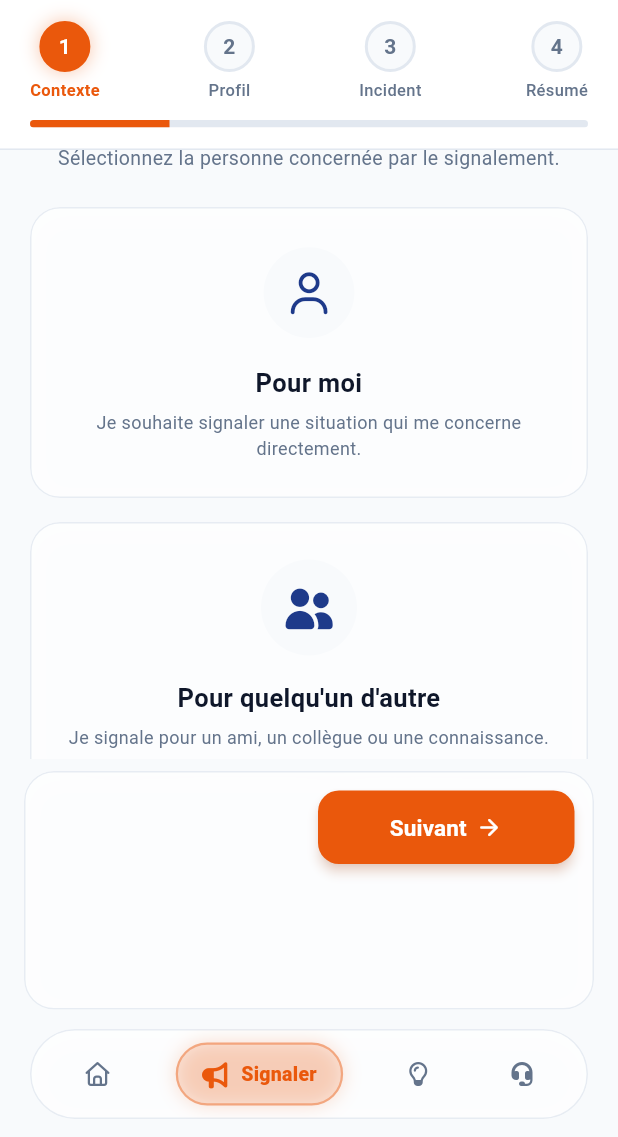
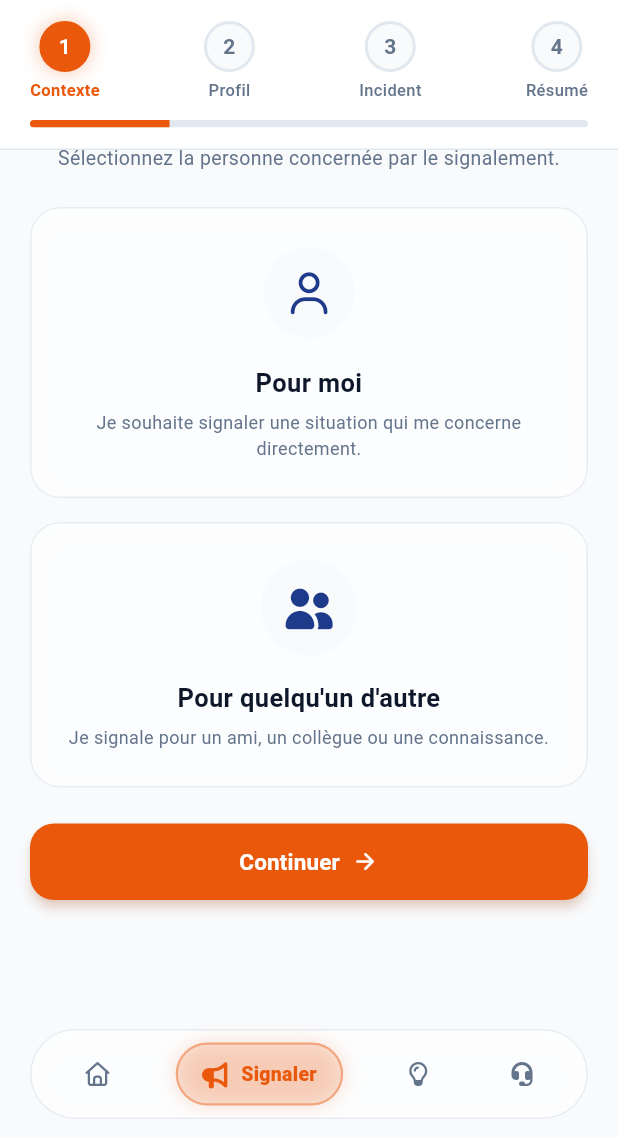
Before and after one commit to sayouba2/emc_helpline, a Flutter app: the screen it shows after launch, item 2 of the bottom bar chosen, scrolled down 63 dp, on a phone screen of 412 x 824 dp, the part 99-1236 px from its top. Run offline on Flutter 3.47's test engine with Material 3 defaults, Android fonts, the phone set to English and light mode, and no system bars; our stand-ins replace font_awesome_flutter, image_picker.

Commit message:
fix(ui): remove enclosing card from action buttons, center Continuer button on step 1, and lower action bar position

```diff
--- a/lib/views/reporting/reporting_wizard_screen.dart
+++ b/lib/views/reporting/reporting_wizard_screen.dart
@@ -5,7 +5,6 @@ import '../../core/constants/app_text_styles.dart';
 import '../../providers/report_provider.dart';
 import '../../providers/theme_provider.dart';
 import '../components/animated_indexed_stack.dart';
-import '../components/glass_container.dart';
 import '../components/stepper_widget.dart';
 import 'report_success_screen.dart';
 import 'steps/step1_who_screen.dart';
@@ -81,29 +80,64 @@ class _ReportingWizardScreenState extends State<ReportingWizardScreen> {
             ),
           ),
 
-          // Bottom Action Bar (Précédent / Suivant / Envoyer)
+          // Bottom Action Bar (Direct buttons without enclosing card)
           Padding(
-            padding: const EdgeInsets.only(left: 16, right: 16, bottom: 85, top: 8),
-            child: GlassContainer(
-              isDarkMode: isDark,
-              padding: const EdgeInsets.all(12),
-              borderRadius: BorderRadius.circular(20),
+            padding: const EdgeInsets.only(left: 20, right: 20, bottom: 74, top: 4),
             child: SafeArea(
               top: false,
+              child: subStep == 0
+                  ? // Step 1: Single Centered "Continuer" Button
+                  SizedBox(
+                      width: double.infinity,
+                      child: ElevatedButton(
+                        style: ElevatedButton.styleFrom(
+                          backgroundColor: AppColors.primaryOrange,
+                          foregroundColor: Colors.white,
+                          padding: const EdgeInsets.symmetric(vertical: 15),
+                          shape: RoundedRectangleBorder(
+                            borderRadius: BorderRadius.circular(16),
+                          ),
+                          elevation: 3,
+                          shadowColor: AppColors.primaryOrange.withValues(alpha: 0.4),
+                        ),
+                        onPressed: () {
+                          reportProvider.nextWizardStep();
+                        },
                         child: Row(
+                          mainAxisAlignment: MainAxisAlignment.center,
+                          children: [
+                            Text(
+                              "Continuer",
+                              style: AppTextStyles.buttonText.copyWith(
+                                fontSize: 15,
+                                fontWeight: FontWeight.bold,
+                              ),
+                            ),
+                            const SizedBox(width: 8),
+                            const Icon(
+                              Icons.arrow_forward_rounded,
+                              size: 18,
+                              color: Colors.white,
+                            ),
+                          ],
+                        ),
+                      ),
+                    )
+                  : // Steps > 0: "Précédent" & "Suivant" / "Envoyer" Buttons in a Row
+                  Row(
                       children: [
                         // Précédent Button
-                    if (subStep > 0)
                         Expanded(
-                        flex: 1,
                           child: OutlinedButton.icon(
                             style: OutlinedButton.styleFrom(
                               padding: const EdgeInsets.symmetric(vertical: 14),
+                              backgroundColor: isDark ? AppColors.cardBgDark : Colors.white,
                               side: BorderSide(
                                 color: isDark ? AppColors.borderDark : AppColors.borderLight,
+                                width: 1.5,
                               ),
                               shape: RoundedRectangleBorder(
-                              borderRadius: BorderRadius.circular(14),
+                                borderRadius: BorderRadius.circular(16),
                               ),
                             ),
                             onPressed: () {
@@ -121,22 +155,19 @@ class _ReportingWizardScreenState extends State<ReportingWizardScreen> {
                               ),
                             ),
                           ),
-                      )
-                    else
-                      const Spacer(),
+                        ),
 
-                    const SizedBox(width: 12),
+                        const SizedBox(width: 14),
 
                         // Suivant / Envoyer Button
                         Expanded(
-                      flex: 1,
                           child: ElevatedButton(
                             style: ElevatedButton.styleFrom(
                               backgroundColor: AppColors.primaryOrange,
                               foregroundColor: Colors.white,
                               padding: const EdgeInsets.symmetric(vertical: 14),
                               shape: RoundedRectangleBorder(
-                            borderRadius: BorderRadius.circular(14),
+                                borderRadius: BorderRadius.circular(16),
                               ),
                               elevation: 3,
                               shadowColor: AppColors.primaryOrange.withValues(alpha: 0.4),
@@ -172,7 +203,6 @@ class _ReportingWizardScreenState extends State<ReportingWizardScreen> {
                     ),
             ),
           ),
-          ),
         ],
       ),
     );
```
Also changed, not shown: lib/main.dart (line endings or trailing spaces). Lines whose indentation alone changed are shown as unchanged.
